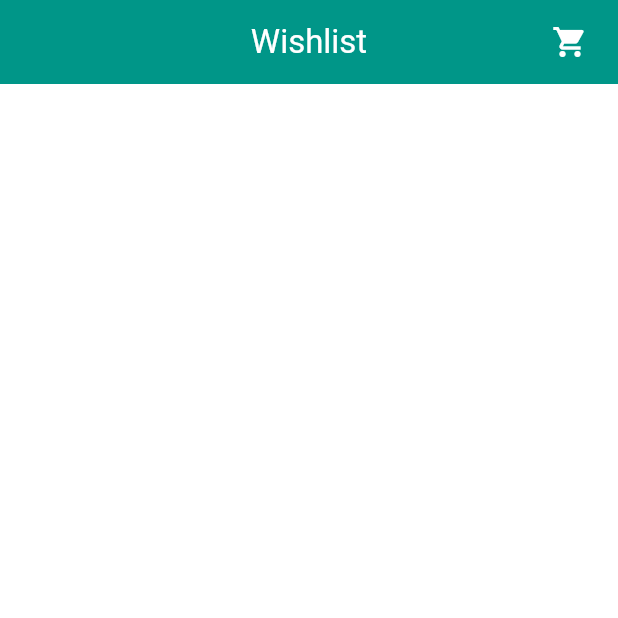
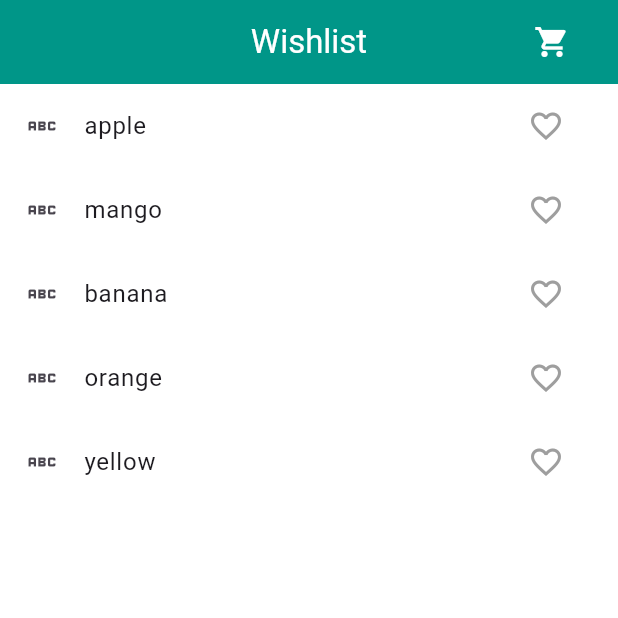
Before and after one commit to TalhaMughal070/onlineapp, a Flutter app: the screen it shows after launch, on a phone screen of 412 x 824 dp, the top half of it. Run offline on Flutter 3.47's test engine with Material 3 defaults, Android fonts, the light colour scheme and no system bars.

Commit message:
cart_screen update

```diff
--- a/lib/provider/cart_provider.dart
+++ b/lib/provider/cart_provider.dart
@@ -1,20 +1,34 @@
 import 'package:flutter/material.dart';
 import 'package:onlineapp/Models/productmodel.dart';
+import 'package:onlineapp/constants/constants.dart';
 import 'package:provider/provider.dart';
 
 class CartProvider with ChangeNotifier {
-  final List<Productmodel> _products = [];
+  final List _products = [];
 
-  List<Productmodel> get products => _products;
+  List get products => _products;
   bool _isfav = false;
   bool get isfav => _isfav;
-  void set_addfav(Productmodel model) {
-    _products.add(model);
+
+  void additems(String items) {
+    _products.add(items);
     notifyListeners();
   }
 
-  void fexiblebutton() {
-    _isfav = !_isfav;
+  void removeproduct(String items) {
+    _products.remove(items);
+  }
+
+  bool fav(String items) {
+    return _products.contains(items);
+  }
+
+  void fexiblebutton(index) {
+    if (_products.contains(index)) {
+      _products.remove(index);
+    } else {
+      _products.add(index);
+    }
     notifyListeners();
   }
 }
--- a/lib/view/home_page.dart
+++ b/lib/view/home_page.dart
@@ -1,6 +1,8 @@
 import 'package:flutter/material.dart';
 import 'package:onlineapp/Models/productmodel.dart';
+import 'package:onlineapp/constants/constants.dart';
 import 'package:onlineapp/provider/cart_provider.dart';
+import 'package:onlineapp/view/Cart_screen.dart';
 import 'package:provider/provider.dart';
 
 class Home_Page extends StatelessWidget {
@@ -8,7 +10,8 @@ class Home_Page extends StatelessWidget {
 
   @override
   Widget build(BuildContext context) {
-    final provider = Provider.of<CartProvider>(context);
+    print('build full widget');
+    List<String> items = ['apple', 'mango', 'banana', 'orange', 'yellow'];
     return Scaffold(
       appBar: AppBar(
         backgroundColor: Colors.teal,
@@ -17,39 +20,43 @@ class Home_Page extends StatelessWidget {
           style: TextStyle(color: Colors.white),
         ),
         centerTitle: true,
-        actions: const [
-          Stack(
-            children: [
-              Icon(
-                Icons.local_grocery_store,
-                color: Colors.white,
-              ),
-            ],
+        actions: [
+          IconButton(
+            onPressed: () {
+              Navigator.push(context,
+                  MaterialPageRoute(builder: (context) => CartScreen()));
+            },
+            icon: const Icon(
+              Icons.local_grocery_store,
+              color: Colors.white,
+            ),
           ),
-          SizedBox(
+          const SizedBox(
             width: 20,
           )
         ],
       ),
-      body: Consumer<CartProvider>(
-        builder: (context, value, child) => ListView.builder(
-          itemCount: value.products.length,
+      body: Consumer<CartProvider>(builder: (ctx, value, child) {
+        return ListView.builder(
+          itemCount: items.length,
           itemBuilder: (BuildContext context, int index) {
+            final item = items[index];
+            final isfav = ctx.watch<CartProvider>().fav(item as String);
             return ListTile(
                 onTap: () {},
-                leading: Icon(Icons.add),
-                title: Text('Products'),
+                leading: Icon(Icons.abc),
+                title: Text(item),
                 trailing: IconButton(
                     onPressed: () {
-                      value.fexiblebutton();
-                      value.set_addfav(Productmodel as Productmodel);
+                      ctx.read<CartProvider>().fexiblebutton(item);
                     },
-                    icon: Icon(value.isfav
-                        ? Icons.favorite
-                        : Icons.favorite_border_outlined)));
+                    icon: Icon(
+                      isfav ? Icons.favorite : Icons.favorite_border_outlined,
+                      color: isfav ? Colors.red : Colors.grey,
+                    )));
           },
-        ),
-      ),
+        );
+      }),
     );
   }
 }
```
Also changed, not shown: lib/constants/constants.dart (added, +40 -0 lines), lib/view/Cart_screen.dart (added, +39 -0 lines).
